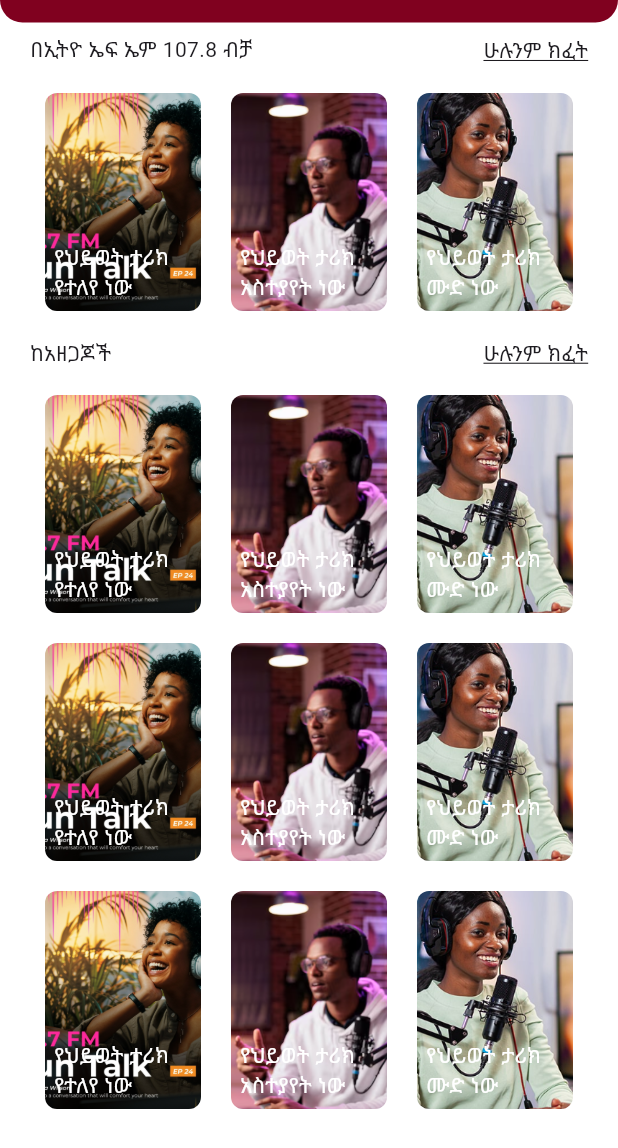
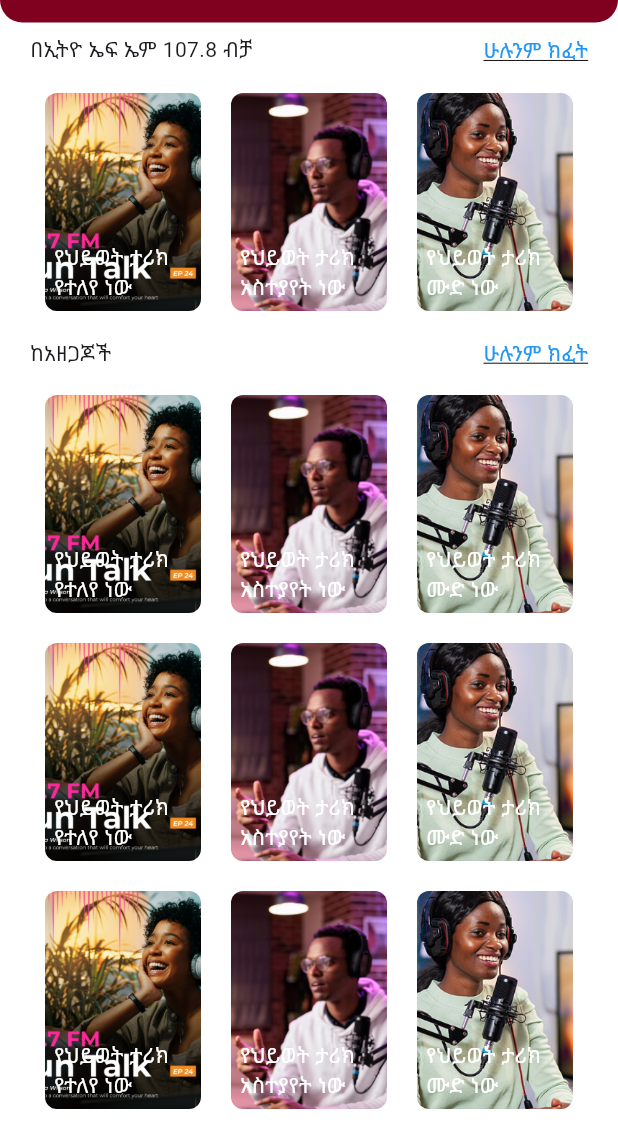
Before and after one commit to nathnael19/fm_radio, a Flutter app: the PodcastPage screen opened directly, on a phone screen of 412 x 824 dp. Shown: the top 1148 px of the screen. Run offline on Flutter 3.47's test engine with Material 3 defaults, Android fonts, the phone set to English and light mode, and no system bars; our stand-ins replace audioplayers, flutter_screenutil, font_awesome_flutter, google_fonts, shared_preferences, smooth_page_indicator; accounts and stored records are empty.

Commit message:
updated the podcast  open all text button page to redirected the audio play

```diff
--- a/lib/Home/Podcast/podcast_page.dart
+++ b/lib/Home/Podcast/podcast_page.dart
@@ -20,6 +20,7 @@ class _PodcastPageState extends State<PodcastPage> {
     "https://www.soundhelix.com/examples/mp3/SoundHelix-Song-1.mp3",
     "https://www.soundhelix.com/examples/mp3/SoundHelix-Song-3.mp3",
   ];
+
   @override
   void initState() {
     super.initState();
@@ -47,7 +48,7 @@ class _PodcastPageState extends State<PodcastPage> {
               padding: const EdgeInsets.only(bottom: 10),
               child: Column(
                 children: [
-                  sectionHeader("በኢትዮ ኤፍ ኤም 107.8 ብቻ"),
+                  sectionHeader("በኢትዮ ኤፍ ኤም 107.8 ብቻ", paths[0]),
                   GridView.builder(
                     padding: const EdgeInsets.symmetric(horizontal: 20),
                     shrinkWrap: true,
@@ -79,7 +80,7 @@ class _PodcastPageState extends State<PodcastPage> {
                       );
                     },
                   ),
-                  sectionHeader("ከአዘጋጆች"),
+                  sectionHeader("ከአዘጋጆች", paths[1]),
                   GridView.builder(
                     padding: const EdgeInsets.symmetric(horizontal: 20),
                     shrinkWrap: true,
@@ -107,16 +108,32 @@ class _PodcastPageState extends State<PodcastPage> {
     );
   }
 
-  Padding sectionHeader(String title) {
+  Padding sectionHeader(String title, String pathToPlay) {
     return Padding(
       padding: const EdgeInsets.symmetric(horizontal: 20, vertical: 8),
       child: Row(
         mainAxisAlignment: MainAxisAlignment.spaceBetween,
         children: [
           Text(title),
-          const Text(
-            "ሁሉንም ክፈት",
-            style: TextStyle(decoration: TextDecoration.underline),
+          GestureDetector(
+            onTap: () {
+              Navigator.push(
+                context,
+                MaterialPageRoute(
+                  builder: (context) => PodcastDetailPage(
+                    audioPlayer: audioPlayer,
+                    path: pathToPlay,
+                  ),
+                ),
+              );
+            },
+            child: const Text(
+              "ሁሉንም ክፈት",
+              style: TextStyle(
+                decoration: TextDecoration.underline,
+                color: Colors.blue,
+              ),
+            ),
           ),
         ],
       ),
--- a/lib/Home/components/whether_list_cards.dart
+++ b/lib/Home/components/whether_list_cards.dart
@@ -19,6 +19,9 @@ class _WhetherListCardsState extends State<WhetherListCards> {
     "Gondar",
     "Bahir Dar",
     "Nazret",
+    "Dubai",
+    "Canada",
+    "United States of America",
   ];
 
   @override
```
